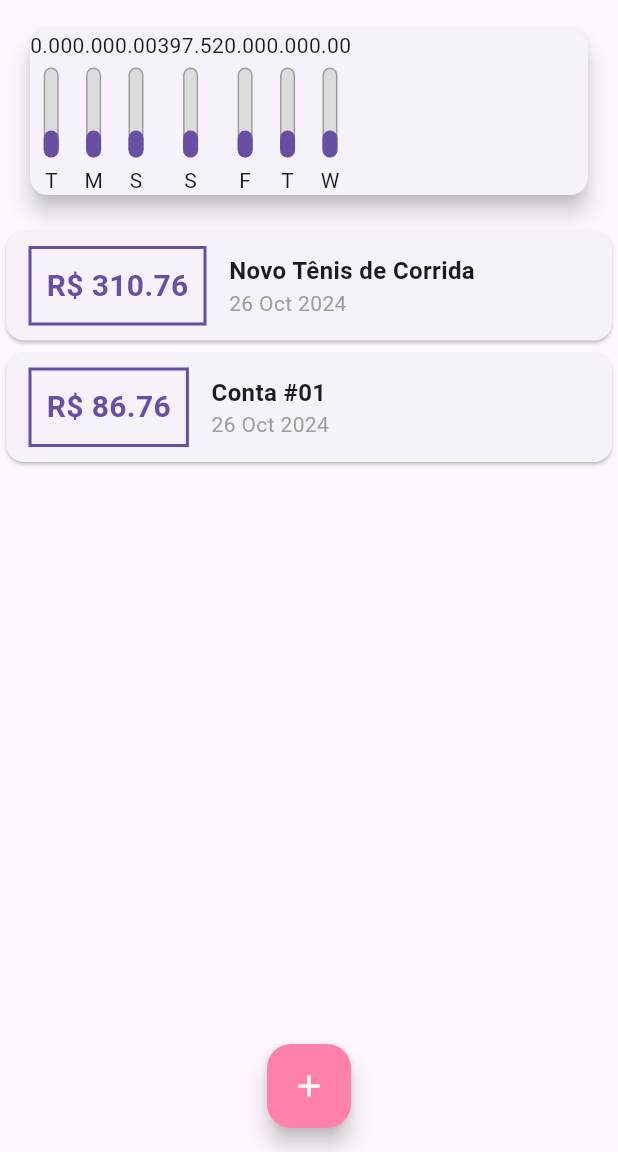
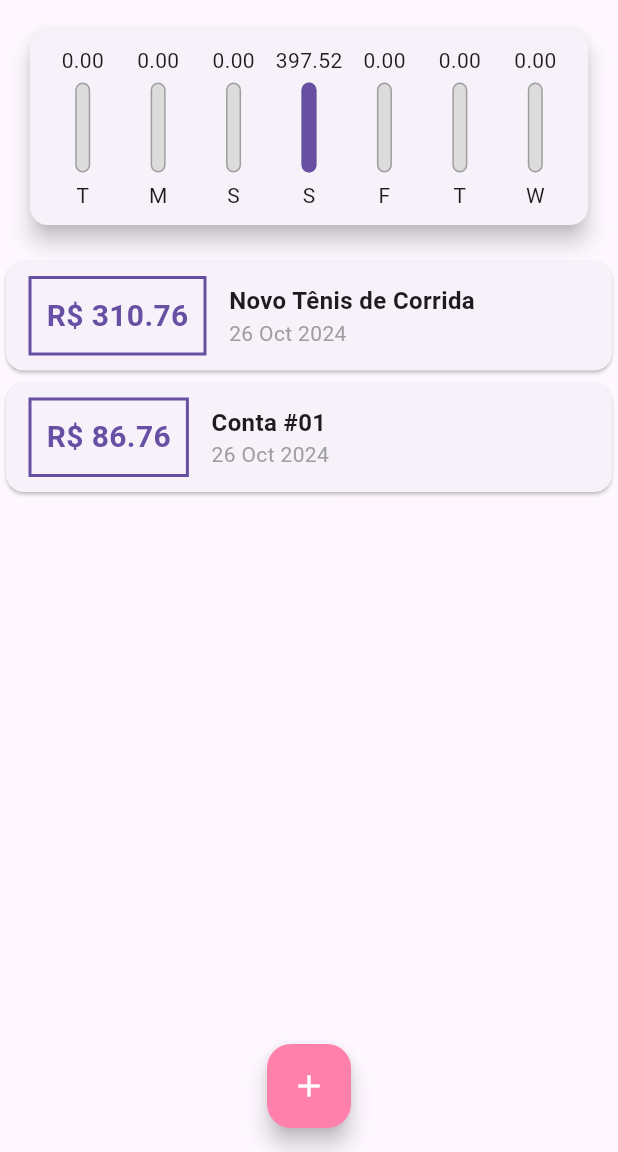
Before and after one commit to gabibecker/DespesasPessoais, a Flutter app: the screen it shows after launch, on a phone screen of 412 x 824 dp, the part 84-1236 px from its top. Run offline on Flutter 3.47's test engine with Material 3 defaults, Android fonts, the phone set to English and light mode, and no system bars; missing offline and left inert: dart:ffi; Roboto replaces fonts that are missing (OpenSans).

Commit message:
125. Finalizando Chart Widget

```diff
--- a/expenses/lib/components/char_bar.dart
+++ b/expenses/lib/components/char_bar.dart
@@ -15,8 +15,12 @@ class ChartBar extends StatelessWidget {
   Widget build(BuildContext context) {
     return Column(
       children: [
-        Text('${value.toStringAsFixed(2)}'),
-        SizedBox(height: 5,),
+        FittedBox(
+          child: Text('${value.toStringAsFixed(2)}'),
+        ),
+        SizedBox(
+          height: 5,
+        ),
         Container(
           height: 60,
           width: 10,
@@ -38,14 +42,16 @@ class ChartBar extends StatelessWidget {
                 child: Container(
                   decoration: BoxDecoration(
                     color: Theme.of(context).primaryColor,
-                  borderRadius: BorderRadius.circular(5),
+                    borderRadius: BorderRadius.circular(5),
                   ),
                 ),
               )
             ],
           ),
         ),
-        SizedBox(height: 5,),
+        SizedBox(
+          height: 5,
+        ),
         Text(label),
       ],
     );
--- a/expenses/lib/components/chart.dart
+++ b/expenses/lib/components/chart.dart
@@ -34,20 +34,34 @@ class Chart extends StatelessWidget {
     });
   }
 
+  double get _weekTotalValue {
+    return groupedTransactions.fold(
+      0.0, (sum, tr) {
+        return sum + (tr['value'] as num);
+      },
+    );
+  }
+
   @override
   Widget build(BuildContext context) {
-  groupedTransactions;
     return Card(
       elevation: 6,
       margin: EdgeInsets.all(20),
-      child: Row(
-        children: groupedTransactions.map((tr) {
-          return ChartBar(
-            tr['day'].toString(),
-            tr['value'] as double,
-            0.3,
+      child: Padding(
+        padding: const EdgeInsets.all(10),
+        child: Row(
+          mainAxisAlignment: MainAxisAlignment.spaceAround,
+          children: groupedTransactions.map((tr) {
+            return Flexible(
+              fit: FlexFit.tight,
+              child: ChartBar(
+                tr['day'].toString(),
+                tr['value'] as double,
+                (tr['value'] as double) / _weekTotalValue,
+                ),
             );
-        }).toList(),
+          }).toList(),
+        ),
       ),
     );
   }
--- a/expenses/lib/components/transaction_form.dart
+++ b/expenses/lib/components/transaction_form.dart
@@ -54,7 +54,7 @@ class _TransactionFormState extends State<TransactionForm> {
                     child: Text(
                       'Nova Transação',
                       style: TextStyle(
-                        color: Colors.purple,
+                        color: Theme.of(context).primaryColor,
                       ),
                     )),
               ],
```
